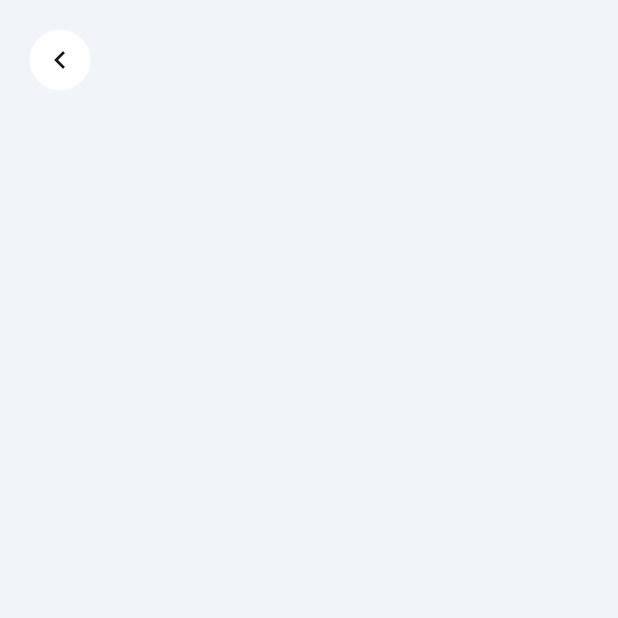
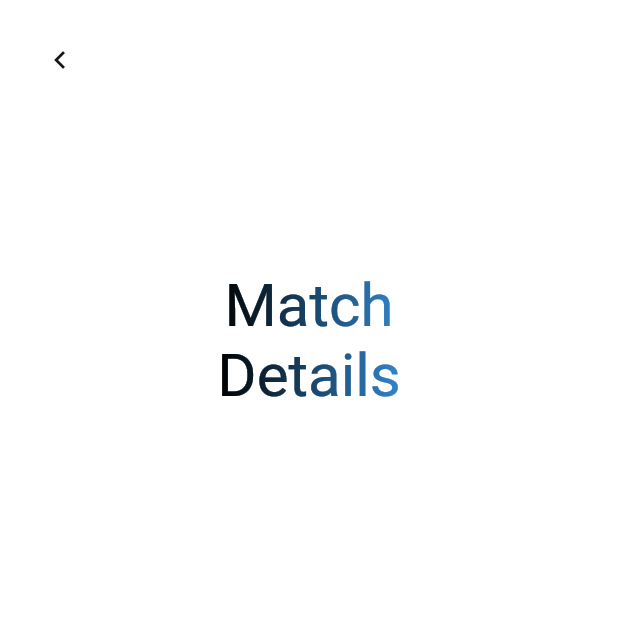
Before and after one commit to ajinkyatalekar/MunchMatch, a Flutter app: the GiveDetailsWidget screen opened by its route, on a phone screen of 412 x 824 dp, the top half of it. Run offline on Flutter 3.47's test engine with Material 2 defaults, Android fonts, the light colour scheme and no system bars; drawn by our look-alikes of simple_gradient_text; our stand-ins replace auto_size_text, cloud_firestore, dropdown_button2, firebase_core, font_awesome_flutter, from_css_color and 5 more; missing offline and left inert: json_path; accounts and stored records are empty; Roboto replaces fonts that are missing (Readex Pro).

Commit message:
Updating to latest FlutterFlow output.

```diff
--- a/lib/give_details/give_details_widget.dart
+++ b/lib/give_details/give_details_widget.dart
@@ -57,7 +57,7 @@ class _GiveDetailsWidgetState extends State<GiveDetailsWidget> {
           : FocusScope.of(context).unfocus(),
       child: Scaffold(
         key: scaffoldKey,
-        backgroundColor: FlutterFlowTheme.of(context).primaryBackground,
+        backgroundColor: Colors.white,
         body: SafeArea(
           top: true,
           child: Column(
@@ -84,9 +84,24 @@ class _GiveDetailsWidgetState extends State<GiveDetailsWidget> {
                   ),
                 ),
               ),
-              Padding(
+              Align(
+                alignment: const AlignmentDirectional(0.00, -1.00),
+                child: Padding(
                   padding: const EdgeInsetsDirectional.fromSTEB(0.0, 120.0, 0.0, 0.0),
-                child: StreamBuilder<List<MatchesRecord>>(
+                  child: GradientText(
+                    'Match\nDetails',
+                    textAlign: TextAlign.center,
+                    style: FlutterFlowTheme.of(context).bodyMedium.override(
+                          fontFamily: 'Readex Pro',
+                          fontSize: 40.0,
+                        ),
+                    colors: const [Colors.black, Color(0xFF3185CC)],
+                    gradientDirection: GradientDirection.ltr,
+                    gradientType: GradientType.linear,
+                  ),
+                ),
+              ),
+              StreamBuilder<List<MatchesRecord>>(
                 stream: queryMatchesRecord(
                   queryBuilder: (matchesRecord) => matchesRecord.where(
                     'giver',
@@ -109,118 +124,93 @@ class _GiveDetailsWidgetState extends State<GiveDetailsWidget> {
                       ),
                     );
                   }
-                    List<MatchesRecord> columnMatchesRecordList =
-                        snapshot.data!;
+                  List<MatchesRecord> columnMatchesRecordList = snapshot.data!;
                   // Return an empty Container when the item does not exist.
                   if (snapshot.data!.isEmpty) {
                     return Container();
                   }
-                    final columnMatchesRecord =
-                        columnMatchesRecordList.isNotEmpty
+                  final columnMatchesRecord = columnMatchesRecordList.isNotEmpty
                       ? columnMatchesRecordList.first
                       : null;
                   return Column(
                     mainAxisSize: MainAxisSize.max,
                     children: [
-                        Align(
-                          alignment: const AlignmentDirectional(0.00, -1.00),
-                          child: Padding(
-                            padding: const EdgeInsetsDirectional.fromSTEB(
-                                0.0, 30.0, 0.0, 0.0),
-                            child: GradientText(
-                              'Match\nDetails',
-                              textAlign: TextAlign.center,
-                              style: FlutterFlowTheme.of(context)
-                                  .bodyMedium
-                                  .override(
-                                    fontFamily: 'Readex Pro',
-                                    fontSize: 40.0,
-                                  ),
-                              colors: const [Colors.black, Color(0xFF3185CC)],
-                              gradientDirection: GradientDirection.ltr,
-                              gradientType: GradientType.linear,
-                            ),
-                          ),
-                        ),
                       Padding(
-                          padding: const EdgeInsetsDirectional.fromSTEB(
-                              0.0, 40.0, 0.0, 3.0),
+                        padding:
+                            const EdgeInsetsDirectional.fromSTEB(0.0, 30.0, 0.0, 3.0),
                         child: Text(
                           'Meal swipe exchange from:',
                           style: FlutterFlowTheme.of(context)
                               .bodyMedium
                               .override(
                                 fontFamily: 'Readex Pro',
-                                  color: FlutterFlowTheme.of(context)
-                                      .secondaryText,
+                                color:
+                                    FlutterFlowTheme.of(context).secondaryText,
                                 fontSize: 16.0,
                               ),
                         ),
                       ),
                       Padding(
-                          padding: const EdgeInsetsDirectional.fromSTEB(
-                              0.0, 0.0, 0.0, 5.0),
+                        padding:
+                            const EdgeInsetsDirectional.fromSTEB(0.0, 0.0, 0.0, 5.0),
                         child: Text(
                           columnMatchesRecord!.giver,
-                            style: FlutterFlowTheme.of(context)
-                                .bodyMedium
-                                .override(
+                          style:
+                              FlutterFlowTheme.of(context).bodyMedium.override(
                                     fontFamily: 'Readex Pro',
                                     fontSize: 22.0,
                                   ),
                         ),
                       ),
                       Padding(
-                          padding: const EdgeInsetsDirectional.fromSTEB(
-                              0.0, 5.0, 0.0, 3.0),
+                        padding:
+                            const EdgeInsetsDirectional.fromSTEB(0.0, 5.0, 0.0, 3.0),
                         child: Text(
                           'To:',
                           style: FlutterFlowTheme.of(context)
                               .bodyMedium
                               .override(
                                 fontFamily: 'Readex Pro',
-                                  color: FlutterFlowTheme.of(context)
-                                      .secondaryText,
+                                color:
+                                    FlutterFlowTheme.of(context).secondaryText,
                                 fontSize: 16.0,
                               ),
                         ),
                       ),
                       Padding(
-                          padding: const EdgeInsetsDirectional.fromSTEB(
-                              0.0, 0.0, 0.0, 5.0),
+                        padding:
+                            const EdgeInsetsDirectional.fromSTEB(0.0, 0.0, 0.0, 5.0),
                         child: Text(
                           columnMatchesRecord.taker,
-                            style: FlutterFlowTheme.of(context)
-                                .bodyMedium
-                                .override(
+                          style:
+                              FlutterFlowTheme.of(context).bodyMedium.override(
                                     fontFamily: 'Readex Pro',
                                     fontSize: 22.0,
                                   ),
                         ),
                       ),
                       Padding(
-                          padding: const EdgeInsetsDirectional.fromSTEB(
-                              0.0, 5.0, 0.0, 3.0),
+                        padding:
+                            const EdgeInsetsDirectional.fromSTEB(0.0, 5.0, 0.0, 3.0),
                         child: Text(
                           'at:',
                           style: FlutterFlowTheme.of(context)
                               .bodyMedium
                               .override(
                                 fontFamily: 'Readex Pro',
-                                  color: FlutterFlowTheme.of(context)
-                                      .secondaryText,
+                                color:
+                                    FlutterFlowTheme.of(context).secondaryText,
                                 fontSize: 16.0,
                               ),
                         ),
                       ),
                       Padding(
-                          padding: const EdgeInsetsDirectional.fromSTEB(
-                              0.0, 0.0, 0.0, 5.0),
+                        padding:
+                            const EdgeInsetsDirectional.fromSTEB(0.0, 0.0, 0.0, 5.0),
                         child: Text(
                           columnMatchesRecord.loc,
-                            style: FlutterFlowTheme.of(context)
-                                .bodyMedium
-                                .override(
+                          style:
+                              FlutterFlowTheme.of(context).bodyMedium.override(
                                     fontFamily: 'Readex Pro',
                                     fontSize: 20.0,
                                   ),
@@ -281,7 +271,6 @@ class _GiveDetailsWidgetState extends State<GiveDetailsWidget> {
                   );
                 },
               ),
-              ),
             ],
           ),
         ),
--- a/lib/give_meal/give_meal_widget.dart
+++ b/lib/give_meal/give_meal_widget.dart
@@ -433,7 +433,7 @@ class _GiveMealWidgetState extends State<GiveMealWidget> {
                                   },
                                 );
                               },
-                              text: 'Next!',
+                              text: 'Send Request',
                               options: FFButtonOptions(
                                 width: 230.0,
                                 height: 52.0,
```
Also changed, not shown: lib/login/login_widget.dart (+90 -75 lines), assets/images/MunchMatch_BG.jpeg (added), assets/images/output-onlinepngtools.png (deleted). Lines whose indentation alone changed are shown as unchanged.
